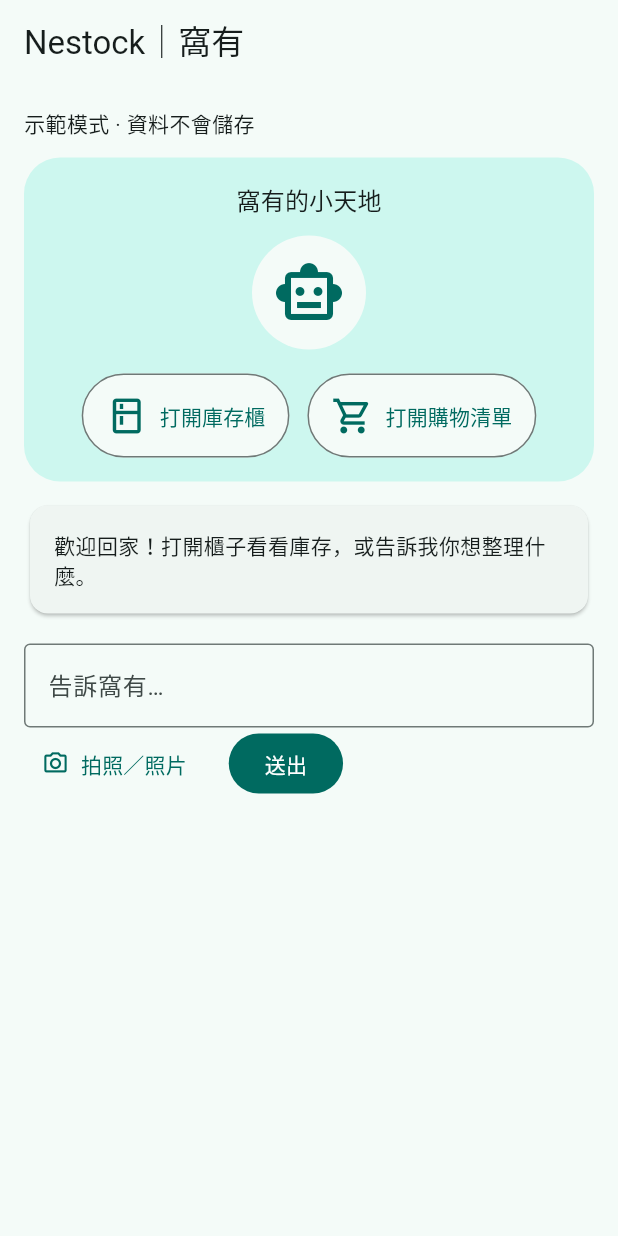
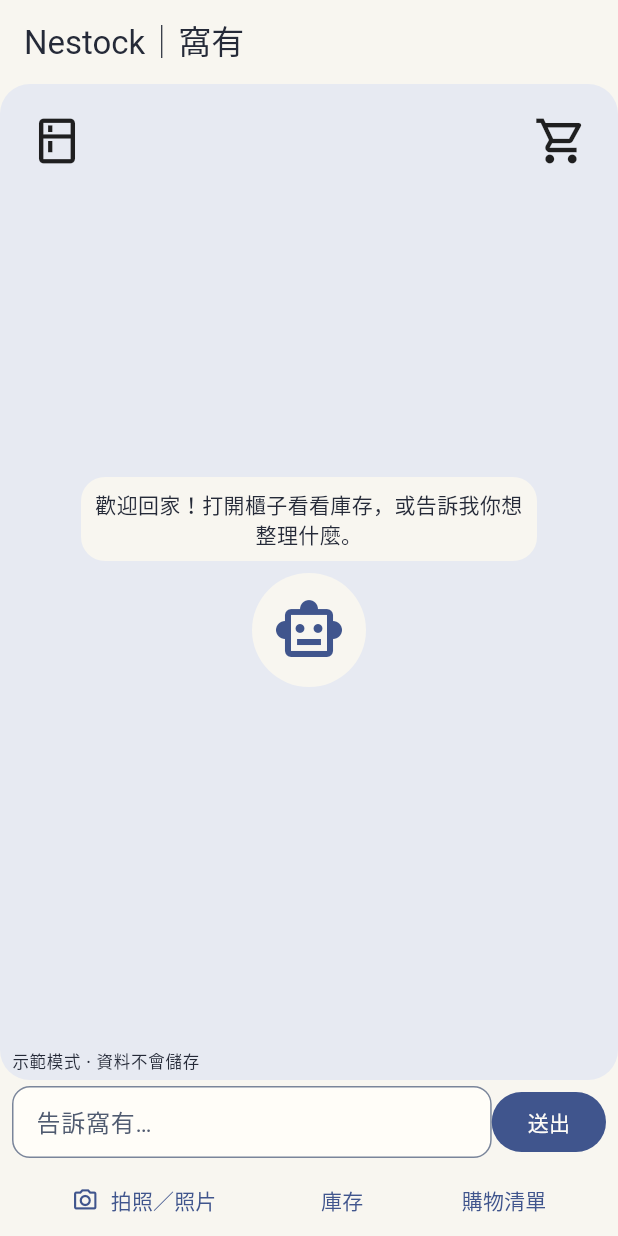
Before and after one commit to Cailum01/nestock_stg, a Flutter app: the screen it shows after launch, on a phone screen of 412 x 824 dp. Run offline on Flutter 3.47's test engine with Material 3 defaults, Android fonts, the phone set to English and light mode, and no system bars.

Commit message:
feat(c2): establish room composer and toolbar layout

```diff
--- a/frontend/lib/features/agent/presentation/agent_home.dart
+++ b/frontend/lib/features/agent/presentation/agent_home.dart
@@ -29,6 +29,7 @@ class AgentHome extends StatefulWidget {
 
 class _AgentHomeState extends State<AgentHome> {
   final _input = TextEditingController();
+  final _sceneScroll = ScrollController();
   AgentReply? _reply;
   AgentState _state = AgentState.idle;
   bool get _busy => _state == AgentState.loading;
@@ -50,6 +51,17 @@ class _AgentHomeState extends State<AgentHome> {
             : AgentState.waitingForApproval;
         _input.clear();
       });
+      if (reply.results.isNotEmpty || reply.approval != null) {
+        WidgetsBinding.instance.addPostFrameCallback((_) {
+          if (mounted && _sceneScroll.hasClients) {
+            _sceneScroll.animateTo(
+              _sceneScroll.position.maxScrollExtent,
+              duration: const Duration(milliseconds: 250),
+              curve: Curves.easeOut,
+            );
+          }
+        });
+      }
     } on TimeoutException {
       if (mounted) setState(() => _state = AgentState.timeout);
     } catch (_) {
@@ -85,6 +97,7 @@ class _AgentHomeState extends State<AgentHome> {
   @override
   void dispose() {
     _input.dispose();
+    _sceneScroll.dispose();
     super.dispose();
   }
 
@@ -94,53 +107,42 @@ class _AgentHomeState extends State<AgentHome> {
     return Scaffold(
       appBar: AppBar(title: const Text('Nestock｜窩有')),
       body: SafeArea(
-        child: ListView(
-          padding: const EdgeInsets.all(16),
+        child: Column(
           children: [
-            const Text('示範模式 · 資料不會儲存'),
-            const SizedBox(height: 12),
-            HomeScene(
-              onInventory: () => widget.openInventory(context),
+            Expanded(
+              child: LayoutBuilder(
+                builder: (context, constraints) => SingleChildScrollView(
+                  key: const Key('scene-scroll'),
+                  controller: _sceneScroll,
+                  child: Column(
+                    children: [
+                      SizedBox(
+                        height: constraints.maxHeight,
+                        child: Stack(
+                          children: [
+                            Positioned.fill(
+                              child: HomeScene(
+                                onInventory: () =>
+                                    widget.openInventory(context),
                                 onShopping: () => widget.openShopping(context),
-            ),
-            const SizedBox(height: 12),
-            Card(
-              child: Padding(
-                padding: const EdgeInsets.all(16),
-                child: Text(_reply?.message ?? '歡迎回家！打開櫃子看看庫存，或告訴我你想整理什麼。'),
+                                message:
+                                    _reply?.message ??
+                                    '歡迎回家！打開櫃子看看庫存，或告訴我你想整理什麼。',
                               ),
                             ),
-            const SizedBox(height: 16),
-            TextField(
-              controller: _input,
-              enabled: !_busy && approval == null,
-              decoration: const InputDecoration(
-                labelText: '告訴窩有…',
-                border: OutlineInputBorder(),
+                            Positioned(
+                              left: 8,
+                              bottom: 4,
+                              child: Text(
+                                '示範模式 · 資料不會儲存',
+                                style: Theme.of(context).textTheme.labelSmall,
                               ),
-              onSubmitted: (_) => _send(),
-            ),
-            Wrap(
-              spacing: 12,
-              children: [
-                TextButton.icon(
-                  onPressed: _openPhoto,
-                  icon: const Icon(Icons.camera_alt_outlined),
-                  label: const Text('拍照／照片'),
-                ),
-                FilledButton(
-                  onPressed: _busy || approval != null ? null : _send,
-                  child: const Text('送出'),
                             ),
                           ],
                         ),
-            if (_busy) const LoadingState(),
-            if (_state == AgentState.error || _state == AgentState.timeout)
-              ErrorState(
-                timeout: _state == AgentState.timeout,
-                onRetry: () => _perform(_retry!),
                       ),
-            for (final result in _reply?.results ?? <AgentResultView>[])
+                      for (final result
+                          in _reply?.results ?? <AgentResultView>[])
                         AgentResultCard(result: result),
                       if (approval != null)
                         ApprovalCard(
@@ -156,6 +158,60 @@ class _AgentHomeState extends State<AgentHome> {
                     ],
                   ),
                 ),
+              ),
+            ),
+            if (_busy) const LoadingState(),
+            if (_state == AgentState.error || _state == AgentState.timeout)
+              ErrorState(
+                timeout: _state == AgentState.timeout,
+                onRetry: () => _perform(_retry!),
+              ),
+            Padding(
+              key: const Key('composer'),
+              padding: const EdgeInsets.symmetric(horizontal: 8, vertical: 4),
+              child: Row(
+                children: [
+                  Expanded(
+                    child: TextField(
+                      controller: _input,
+                      enabled: !_busy && approval == null,
+                      decoration: const InputDecoration(
+                        labelText: '告訴窩有…',
+                        border: OutlineInputBorder(),
+                        isDense: true,
+                      ),
+                      onSubmitted: (_) => _send(),
+                    ),
+                  ),
+                  FilledButton(
+                    onPressed: _busy || approval != null ? null : _send,
+                    child: const Text('送出'),
+                  ),
+                ],
+              ),
+            ),
+            Row(
+              key: const Key('toolbar'),
+              mainAxisAlignment: MainAxisAlignment.spaceEvenly,
+              children: [
+                TextButton.icon(
+                  onPressed: _openPhoto,
+                  icon: const Icon(Icons.camera_alt_outlined),
+                  label: const Text('拍照／照片'),
+                ),
+                TextButton(
+                  onPressed: () => widget.openInventory(context),
+                  child: const Text('庫存'),
+                ),
+                TextButton(
+                  onPressed: () => widget.openShopping(context),
+                  child: const Text('購物清單'),
+                ),
+              ],
+            ),
+          ],
+        ),
+      ),
     );
   }
 }
--- a/frontend/lib/features/agent/presentation/approval_card.dart
+++ b/frontend/lib/features/agent/presentation/approval_card.dart
@@ -15,6 +15,7 @@ class ApprovalCard extends StatelessWidget {
   final ValueChanged<bool> onDecision;
   @override
   Widget build(BuildContext context) => Card(
+    color: Theme.of(context).colorScheme.secondaryContainer,
     child: Padding(
       padding: const EdgeInsets.all(16),
       child: Column(
--- a/frontend/lib/features/agent/presentation/home_scene.dart
+++ b/frontend/lib/features/agent/presentation/home_scene.dart
@@ -1,64 +1,96 @@
 import 'package:flutter/material.dart';
 
-/// Replaceable scene artwork; each visual object owns its own hit target.
+/// Replaceable room placeholders; positions scale with the available room.
 class HomeScene extends StatelessWidget {
   const HomeScene({
     super.key,
     required this.onInventory,
     required this.onShopping,
+    required this.message,
   });
   final VoidCallback onInventory;
   final VoidCallback onShopping;
+  final String message;
 
   @override
-  Widget build(BuildContext context) {
+  Widget build(BuildContext context) => LayoutBuilder(
+    builder: (context, constraints) {
       final colors = Theme.of(context).colorScheme;
+      final compact = constraints.maxHeight < 300;
       return Container(
-      padding: const EdgeInsets.all(16),
+        key: const Key('room'),
         decoration: BoxDecoration(
-        color: colors.primaryContainer.withValues(alpha: .45),
-        borderRadius: BorderRadius.circular(24),
+          color: colors.secondaryContainer,
+          borderRadius: BorderRadius.circular(20),
         ),
+        child: Stack(
+          children: [
+            Positioned(
+              top: 8,
+              left: 8,
+              child: _SceneObject(
+                key: const Key('cabinet'),
+                icon: Icons.kitchen_outlined,
+                label: '庫存櫃',
+                onTap: onInventory,
+              ),
+            ),
+            Positioned(
+              top: 8,
+              right: 8,
+              child: _SceneObject(
+                key: const Key('cart'),
+                icon: Icons.shopping_cart_outlined,
+                label: '購物車',
+                onTap: onShopping,
+              ),
+            ),
+            Center(
+              child: Padding(
+                padding: const EdgeInsets.symmetric(horizontal: 54),
                 child: Column(
+                  mainAxisSize: MainAxisSize.min,
                   children: [
-          Text('窩有的小天地', style: Theme.of(context).textTheme.titleMedium),
-          const SizedBox(height: 12),
+                    Container(
+                      key: const Key('speech'),
+                      padding: const EdgeInsets.all(8),
+                      decoration: BoxDecoration(
+                        color: colors.surface,
+                        borderRadius: BorderRadius.circular(16),
+                      ),
+                      child: Text(
+                        message,
+                        maxLines: compact ? 2 : 4,
+                        overflow: TextOverflow.ellipsis,
+                        textAlign: TextAlign.center,
+                      ),
+                    ),
+                    const SizedBox(height: 8),
                     CircleAvatar(
-            radius: 38,
+                      key: const Key('agent'),
+                      radius: compact ? 26 : 38,
                       backgroundColor: colors.surface,
                       child: Icon(
                         Icons.smart_toy_outlined,
-              size: 48,
+                        size: compact ? 36 : 48,
                         color: colors.primary,
                         semanticLabel: '窩有小幫手',
                       ),
                     ),
-          const SizedBox(height: 16),
-          Wrap(
-            alignment: WrapAlignment.center,
-            spacing: 12,
-            runSpacing: 8,
-            children: [
-              _SceneObject(
-                icon: Icons.kitchen_outlined,
-                label: '打開庫存櫃',
-                onTap: onInventory,
+                  ],
                 ),
-              _SceneObject(
-                icon: Icons.shopping_cart_outlined,
-                label: '打開購物清單',
-                onTap: onShopping,
               ),
-            ],
             ),
           ],
         ),
       );
-  }
+    },
+  );
 }
 
 class _SceneObject extends StatelessWidget {
   const _SceneObject({
+    super.key,
     required this.icon,
     required this.label,
     required this.onTap,
@@ -67,13 +99,15 @@ class _SceneObject extends StatelessWidget {
   final String label;
   final VoidCallback onTap;
   @override
-  Widget build(BuildContext context) => OutlinedButton.icon(
-    onPressed: onTap,
-    icon: Icon(icon, size: 28),
-    label: Text(label),
-    style: OutlinedButton.styleFrom(
-      backgroundColor: Theme.of(context).colorScheme.surface,
-      padding: const EdgeInsets.symmetric(horizontal: 16, vertical: 14),
+  Widget build(BuildContext context) => Semantics(
+    button: true,
+    label: label,
+    child: InkWell(
+      onTap: onTap,
+      child: Padding(
+        padding: const EdgeInsets.all(12),
+        child: Icon(icon, size: 36),
+      ),
     ),
   );
 }
--- a/frontend/lib/shared/theme/app_theme.dart
+++ b/frontend/lib/shared/theme/app_theme.dart
@@ -3,15 +3,71 @@ import 'package:flutter/material.dart';
 abstract final class AppTokens {
   static const spacing = 16.0;
   static const radius = 12.0;
-  static const primary = Colors.teal;
+  static const blue = Color(0xFF566CA5);
+  static const cream = Color(0xFFF8F6F0);
+  static const darkBlue = Color(0xFF40558D);
+  static const ink = Color(0xFF252A38);
+  static const muted = Color(0xFF505B70);
+  static const paleBlue = Color(0xFFE7EAF2);
+  static const card = Color(0xFFFFFDF8);
+  static const border = Color(0xFF7A859A);
 }
 
-ThemeData buildAppTheme() => ThemeData(
-  colorSchemeSeed: AppTokens.primary,
+ThemeData buildAppTheme() {
+  final scheme = ColorScheme.fromSeed(seedColor: AppTokens.blue).copyWith(
+    primary: AppTokens.darkBlue,
+    onPrimary: AppTokens.card,
+    primaryContainer: AppTokens.blue,
+    onPrimaryContainer: AppTokens.card,
+    secondary: AppTokens.darkBlue,
+    onSecondary: AppTokens.card,
+    secondaryContainer: AppTokens.paleBlue,
+    onSecondaryContainer: AppTokens.ink,
+    surface: AppTokens.cream,
+    onSurface: AppTokens.ink,
+    onSurfaceVariant: AppTokens.muted,
+    surfaceContainerLowest: AppTokens.card,
+    surfaceContainerLow: AppTokens.card,
+    surfaceContainer: AppTokens.paleBlue,
+    surfaceContainerHigh: AppTokens.paleBlue,
+    surfaceContainerHighest: AppTokens.paleBlue,
+    outline: AppTokens.border,
+    outlineVariant: AppTokens.blue,
+  );
+  final border = OutlineInputBorder(
+    borderRadius: BorderRadius.circular(AppTokens.radius),
+    borderSide: const BorderSide(color: AppTokens.border),
+  );
+  return ThemeData(
+    colorScheme: scheme,
+    scaffoldBackgroundColor: AppTokens.cream,
     useMaterial3: true,
+    appBarTheme: const AppBarTheme(
+      backgroundColor: AppTokens.cream,
+      foregroundColor: AppTokens.ink,
+    ),
     cardTheme: CardThemeData(
+      color: AppTokens.card,
+      elevation: 0,
       shape: RoundedRectangleBorder(
+        side: const BorderSide(color: AppTokens.paleBlue),
         borderRadius: BorderRadius.circular(AppTokens.radius),
       ),
     ),
+    inputDecorationTheme: InputDecorationTheme(
+      filled: true,
+      fillColor: AppTokens.card,
+      border: border,
+      enabledBorder: border,
+      focusedBorder: border.copyWith(
+        borderSide: const BorderSide(color: AppTokens.darkBlue, width: 2),
+      ),
+    ),
+    outlinedButtonTheme: OutlinedButtonThemeData(
+      style: OutlinedButton.styleFrom(
+        foregroundColor: AppTokens.darkBlue,
+        side: const BorderSide(color: AppTokens.border),
+      ),
+    ),
   );
+}
```
Also changed, not shown: 4 other files. Lines whose indentation alone changed are shown as unchanged.
